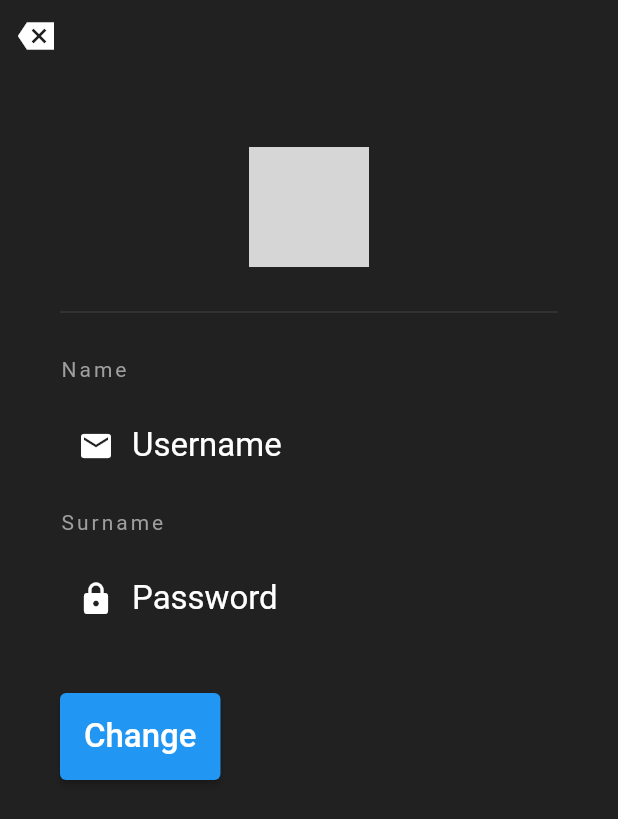
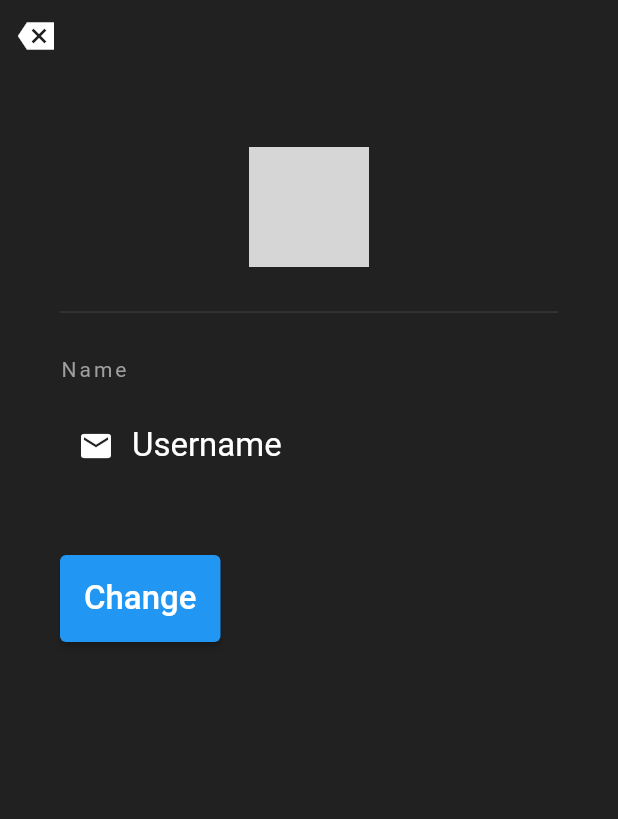
Before and after one commit to chadDowman/pb_serverapplication, a Flutter app: the profile screen opened directly, on a phone screen of 412 x 824 dp. Shown: the top 819 px of the screen. Run offline on Flutter 3.47's test engine with Material 2 defaults, Android fonts, the phone set to English and light mode, and no system bars; our stand-ins replace cloud_firestore, firebase_auth, flutter_spinkit; accounts and stored records are empty; grey boxes are pictures that could not be loaded.

Commit message:
profile password removed

```diff
--- a/lib/screens/home/profile.dart
+++ b/lib/screens/home/profile.dart
@@ -81,26 +81,7 @@ class profile extends StatelessWidget {
                             ),
                           ),
                           SizedBox(height: 10),
-                          Text(
-                            'Surname',
-                            style: TextStyle(
-                              color: Colors.grey,
-                              letterSpacing: 2,
-                            ),
-                          ),
-                          SizedBox(height: 10),
-                          TextFormField(
-                            decoration: InputDecoration(
-                              contentPadding: const EdgeInsets.symmetric(vertical: 20),
-                              border: InputBorder.none,
-                              hintText: 'Password',
-                              prefixIcon: Icon(
-                                Icons.lock,
-                                color: Colors.white,
-                              ),
-                              hintStyle: kbod,
-                            ),
-                          ),
+
                           SizedBox(height: 30),
                           Row(
                             children: [
```
